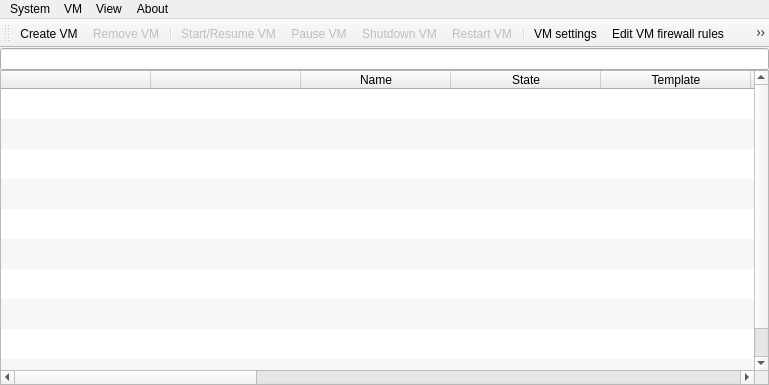
QubesOS/qubes-manager, file mainwindow.ui: the form before one commit.
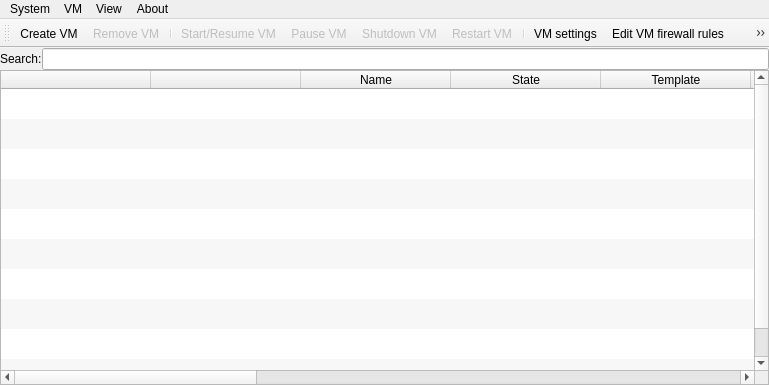
The form after the commit. Icons and pictures are not drawn.

Commit message: Add "Search:" label to left of search box

Diff of the .ui file:
```diff
--- a/mainwindow.ui
+++ b/mainwindow.ui
@@ -58,7 +58,18 @@
      <number>0</number>
     </property>
     <item row="0" column="0">
-     <widget class="QLineEdit" name="searchbox"/>
+     <layout class="QHBoxLayout" name="horizontalLayout">
+      <item>
+       <widget class="QLabel" name="label">
+        <property name="text">
+         <string>Search:</string>
+        </property>
+       </widget>
+      </item>
+      <item>
+       <widget class="QLineEdit" name="searchbox"/>
+      </item>
+     </layout>
     </item>
     <item row="1" column="0">
      <widget class="QTableWidget" name="table">
```
